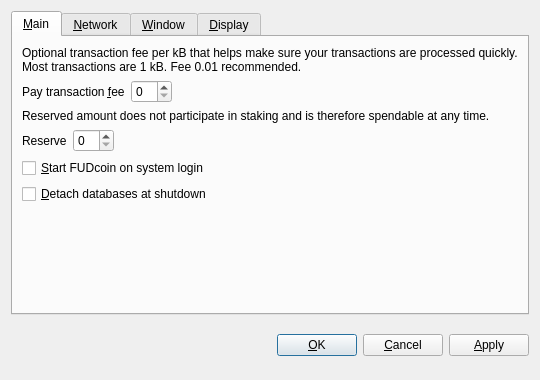
Qt form src/qt/forms/optionsdialog.ui (fonziecoin/fonzie) before a commit.
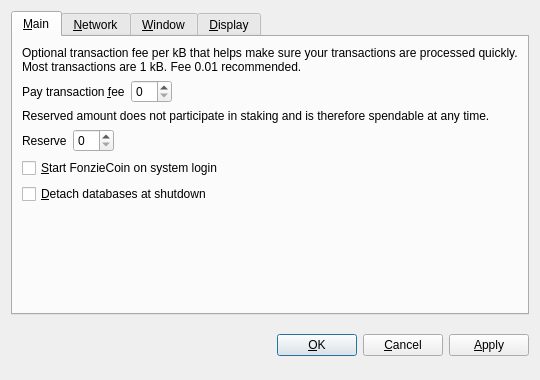
The same form after that commit. Custom widgets are drawn as their Qt base class.

Patch:
```diff
--- a/src/qt/forms/optionsdialog.ui
+++ b/src/qt/forms/optionsdialog.ui
@@ -128,7 +128,7 @@
           <string>Automatically start FUDcoin after logging in to the system.</string>
          </property>
          <property name="text">
-          <string>&amp;Start FUDcoin on system login</string>
+          <string>&amp;Start FonzieCoin on system login</string>
          </property>
         </widget>
        </item>
```
Left out of the diff: 10 changed lines with no effect on the pictures.
